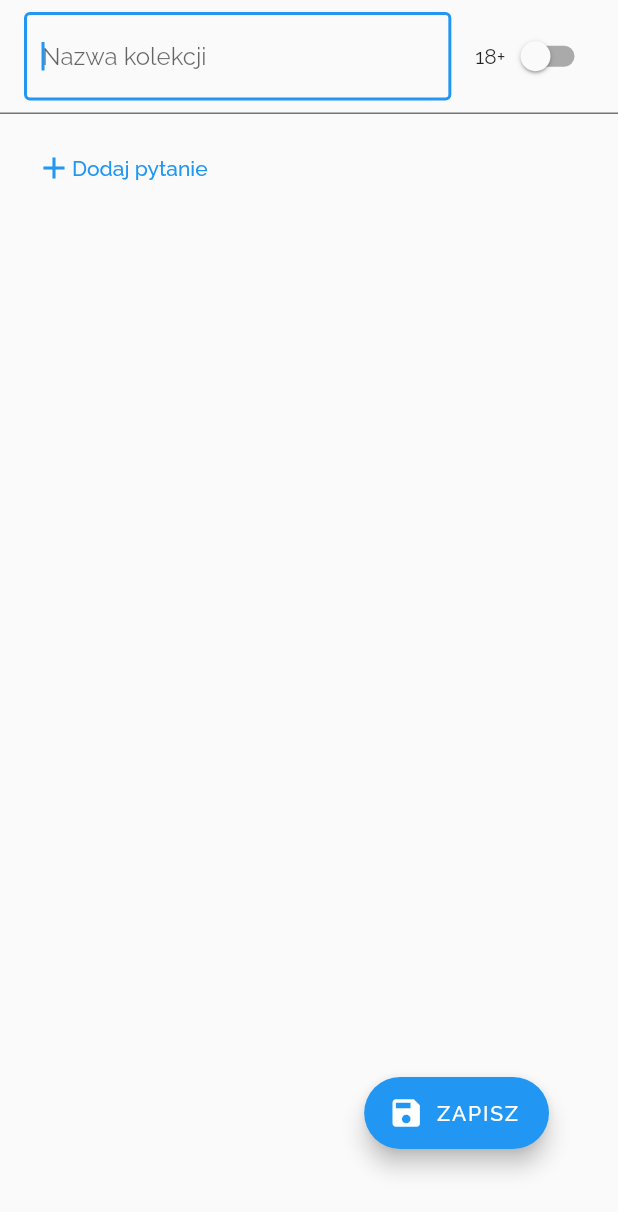
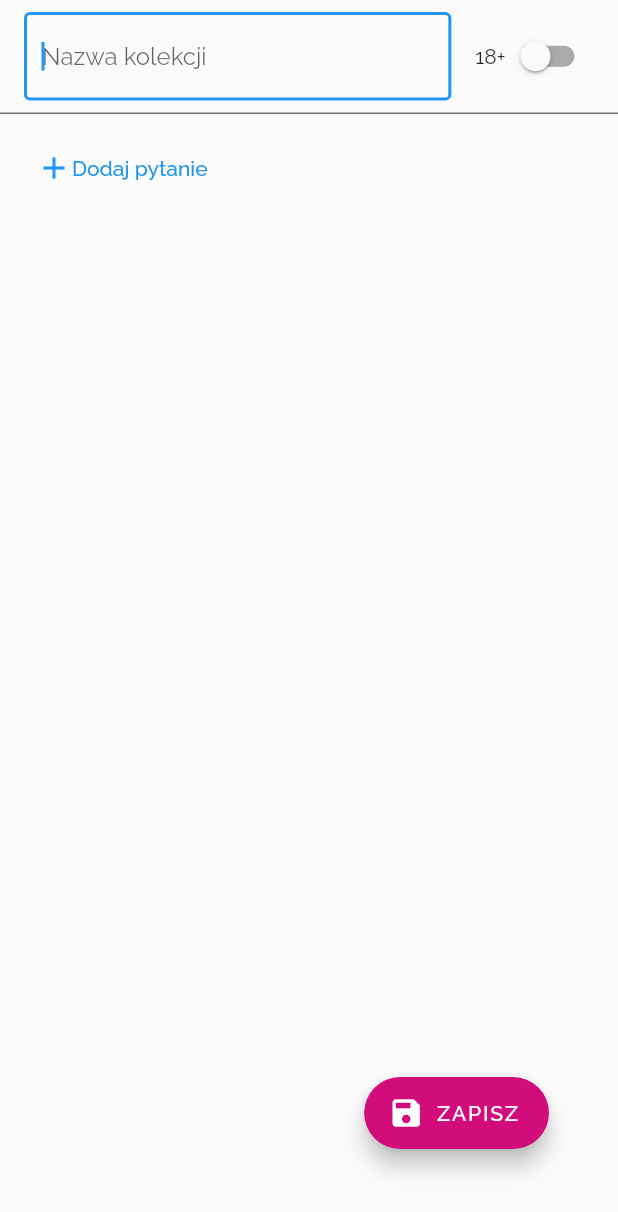
Before and after one commit to VengelStudio/kto-teraz, a Flutter app: the CollectionsPage screen opened directly, after a tap on the "add" icon, on a phone screen of 412 x 824 dp. Shown: the top 1212 px of the screen. Run offline on Flutter 3.47's test engine with Material 2 defaults, Android fonts, the phone set to English and light mode, and no system bars; our stand-ins replace flutter_fortune_wheel, flutter_svg, google_fonts; missing offline and left inert: flutter_picker.

Commit message:
Improve collections UI

```diff
--- a/lib/main.dart
+++ b/lib/main.dart
@@ -53,6 +53,8 @@ class _MyAppState extends State<MyApp> {
         ),
         primaryColor: Color(0xffD30C7B),
         toggleableActiveColor: Color(0xffD30C7B),
+        floatingActionButtonTheme:
+            FloatingActionButtonThemeData(backgroundColor: Color(0xffD30C7B)),
         visualDensity: VisualDensity.adaptivePlatformDensity,
       ),
       home: HomePage(),
--- a/lib/views/collections_page.dart
+++ b/lib/views/collections_page.dart
@@ -78,10 +78,6 @@ class _CollectionsState extends State<CollectionsPage> {
                       questions: [])),
             );
           },
-          shape: StadiumBorder(side: BorderSide(color: Colors.black, width: 3)),
-          backgroundColor: Colors.transparent,
-          foregroundColor: Colors.black,
-          elevation: 0,
           child: const Icon(
             Icons.add,
             size: 40,
--- a/lib/widgets/collection_card.dart
+++ b/lib/widgets/collection_card.dart
@@ -5,6 +5,7 @@ import 'package:flutter/cupertino.dart';
 import 'package:flutter/material.dart';
 import 'package:flutter_spinner/utils/collection.dart';
 import 'package:flutter_spinner/views/collection_editor.dart';
+import 'package:google_fonts/google_fonts.dart';
 
 class CollectionCard extends StatelessWidget {
   final Collection collection;
@@ -21,7 +22,7 @@ class CollectionCard extends StatelessWidget {
   @override
   Widget build(BuildContext context) {
     return Padding(
-      padding: const EdgeInsets.symmetric(horizontal: 20.0),
+      padding: const EdgeInsets.symmetric(horizontal: 8.0),
       child: Row(
         children: [
           Expanded(
@@ -41,18 +42,25 @@ class CollectionCard extends StatelessWidget {
               },
               child: Container(
                 alignment: Alignment.center,
-                padding: EdgeInsets.all(16.0),
-                margin: EdgeInsets.symmetric(vertical: 10.0, horizontal: 15.0),
+                margin: EdgeInsets.symmetric(vertical: 8.0, horizontal: 8),
+                padding: EdgeInsets.symmetric(vertical: 16.0, horizontal: 8),
                 width: MediaQuery.of(context).size.width,
                 decoration: BoxDecoration(
-                    border: Border.all(color: Colors.black, width: 2)),
+                  border: Border.all(color: Colors.black38, width: 0.5),
+                ),
                 child: Padding(
                   padding: const EdgeInsets.only(right: 10.0),
                   child: Row(
                     children: [
-                      collection.isTabu
-                          ? Opacity(opacity: 1.0, child: Text('18+'))
-                          : Opacity(opacity: 0, child: Text('18+')),
+                      Opacity(
+                        opacity: collection.isTabu ? 1.0 : 0,
+                        child: Text(
+                          '18+',
+                          style: GoogleFonts.lato(
+                            color: Colors.red,
+                          ),
+                        ),
+                      ),
                       SizedBox(width: 16.0),
                       Expanded(
                         child: Text(
@@ -71,11 +79,9 @@ class CollectionCard extends StatelessWidget {
             Expanded(
               flex: 0,
               child: IconButton(
-                  icon: Icon(Icons.close, color: Colors.black45),
+                  icon: Icon(Icons.close, color: Colors.black87),
                   onPressed: () {
                     showAlertDialog(context);
-                    // collection.deleteCollection();
-                    // refresh();
                   }),
             )
           else
@@ -84,7 +90,7 @@ class CollectionCard extends StatelessWidget {
               child: Expanded(
                 flex: 0,
                 child: IconButton(
-                    icon: Icon(Icons.close, color: Colors.black45),
+                    icon: Icon(Icons.close, color: Colors.black26),
                     onPressed: () {}),
               ),
             )
@@ -96,7 +102,7 @@ class CollectionCard extends StatelessWidget {
   showAlertDialog(BuildContext context) {
     CupertinoAlertDialog alert = CupertinoAlertDialog(
       title: Text("Uwaga"),
-      content: Text("Czy na pewno chcesz usunąć kolekcje pytań?"),
+      content: Text("Czy na pewno chcesz usunąć kolekcję pytań?"),
       actions: [
         CupertinoDialogAction(
           child: TextButton(
```
Also changed, not shown: lib/views/game_options_page.dart (+22 -2 lines).
